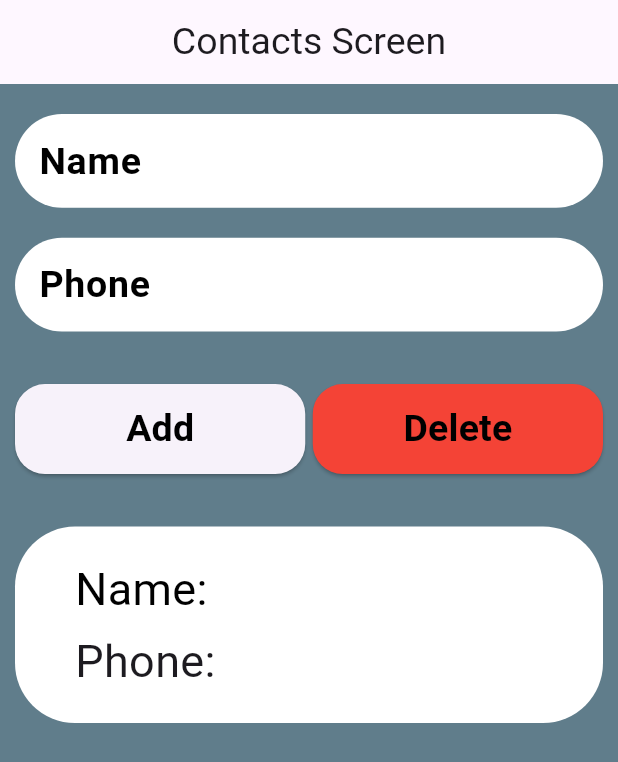
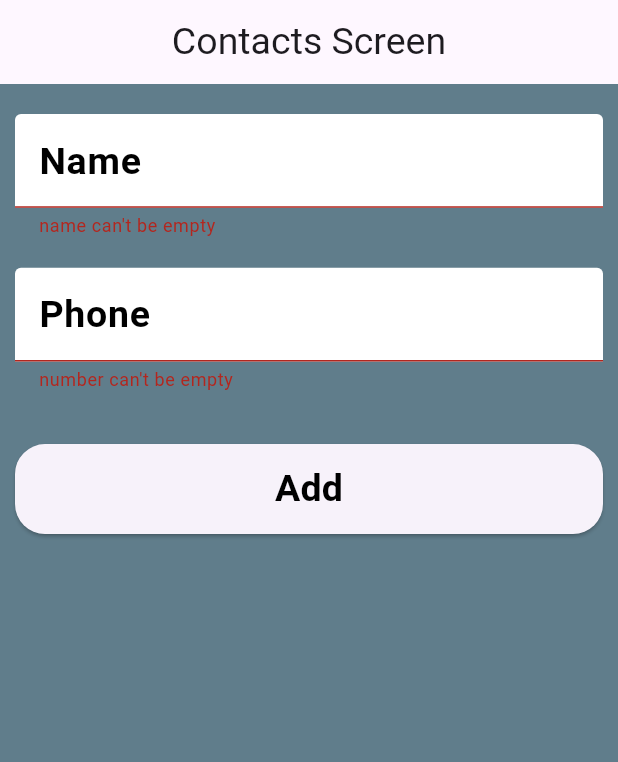
Before and after one commit to RehamHatem/add_daletecontacts, a Flutter app: the screen it shows after launch, after a tap on "Add", on a phone screen of 412 x 824 dp. Shown: the top 762 px of the screen. Run offline on Flutter 3.47's test engine with Material 3 defaults, Android fonts, the phone set to English and light mode, and no system bars.

Commit message:
add_delete_contacts_with_validation

```diff
--- a/lib/contacts_screen.dart
+++ b/lib/contacts_screen.dart
@@ -5,14 +5,16 @@ import 'item_model.dart';
 class Contacts extends StatefulWidget {
   static const String routeName = "contact";
 
+
   @override
   State<Contacts> createState() => _ContactsState();
 }
 
-
 class _ContactsState extends State<Contacts> {
   TextEditingController name = TextEditingController();
   TextEditingController number = TextEditingController();
+  var formKey = GlobalKey<FormState>();
+
 
   // bool visible = false;
   int counter = 0;
@@ -25,7 +27,6 @@ class _ContactsState extends State<Contacts> {
       backgroundColor: Colors.blueGrey,
       appBar: AppBar(
         title: const Text(
-
           "Contacts Screen",
           style: TextStyle(
             fontSize: 25,
@@ -33,13 +34,21 @@ class _ContactsState extends State<Contacts> {
         ),
         centerTitle: true,
       ),
-      body: Container(
+      body: Form(
+        key: formKey,
+        child: Container(
           margin: const EdgeInsets.only(top: 20, bottom: 20, left: 10, right: 10),
           child: Column(
             children: [
-            TextField(
+              TextFormField(
                 controller: name,
                 keyboardType: TextInputType.text,
+                validator: (value) {
+                  if (value == null || value.isEmpty == true) {
+                    return ("name can't be empty");
+                  }
+                  return null;
+                },
                 decoration: InputDecoration(
                     fillColor: Colors.white,
                     filled: true,
@@ -62,9 +71,15 @@ class _ContactsState extends State<Contacts> {
                         borderRadius: BorderRadius.circular(50))),
               ),
               const SizedBox(height: 20),
-            TextField(
+              TextFormField(
                 controller: number,
                 keyboardType: TextInputType.number,
+                validator: (value) {
+                  if (value == null || value.isEmpty == true) {
+                    return ("number can't be empty");
+                  }
+                  return null;
+                },
                 decoration: InputDecoration(
                     fillColor: Colors.white,
                     filled: true,
@@ -96,7 +111,7 @@ class _ContactsState extends State<Contacts> {
                         //   itemName: name.text,
                         //   itemNum: number.text,
                         // );
-
+                        if (formKey.currentState!.validate()){
                           setState(() {
                             items.add(ItemData(
                                 itemNum: number.text, itemName: name.text));
@@ -104,6 +119,7 @@ class _ContactsState extends State<Contacts> {
                           });
                           name.clear();
                           number.clear();
+                        }
                       },
                       child: const Text(
                         "Add",
@@ -113,35 +129,10 @@ class _ContactsState extends State<Contacts> {
                             color: Colors.black),
                       ),
                       style: ButtonStyle(
-                      padding: const MaterialStatePropertyAll(EdgeInsets.all(12)),
+                        padding:
+                            const MaterialStatePropertyAll(EdgeInsets.all(12)),
                         shape: MaterialStatePropertyAll(RoundedRectangleBorder(
                             borderRadius: BorderRadius.circular(20))),
-                    ),
-                  ),
-                ),
-                const SizedBox(width: 5),
-                Expanded(
-                  child: ElevatedButton(
-                    onPressed: () {
-                      setState(() {
-                        items.removeLast();
-                        counter--;
-                      });
-                      name.clear();
-                      number.clear();
-                    },
-                    child: const Text(
-                      "Delete",
-                      style: TextStyle(
-                          fontSize: 25,
-                          fontWeight: FontWeight.w700,
-                          color: Colors.black),
-                    ),
-                    style: ButtonStyle(
-                      padding: const MaterialStatePropertyAll(EdgeInsets.all(12)),
-                      shape: MaterialStatePropertyAll(RoundedRectangleBorder(
-                          borderRadius: BorderRadius.circular(20))),
-                      backgroundColor: const MaterialStatePropertyAll(Colors.red),
                       ),
                     ),
                   ),
@@ -154,11 +145,22 @@ class _ContactsState extends State<Contacts> {
                     data: ItemData(
                         itemName: items[i].itemName, itemNum: items[i].itemNum),
                     isVisible: true,
+                    onClick: () => onDeleteClick(i),
                   ),
                 )
             ],
           ),
         ),
+      ),
     );
   }
+
+  onDeleteClick(int index) {
+    setState(() {
+      items.removeAt(index);
+      counter--;
+    });
+    name.clear();
+    number.clear();
   }
+}
```
Also changed, not shown: lib/item.dart (+14 -3 lines). Lines whose indentation alone changed are shown as unchanged.
